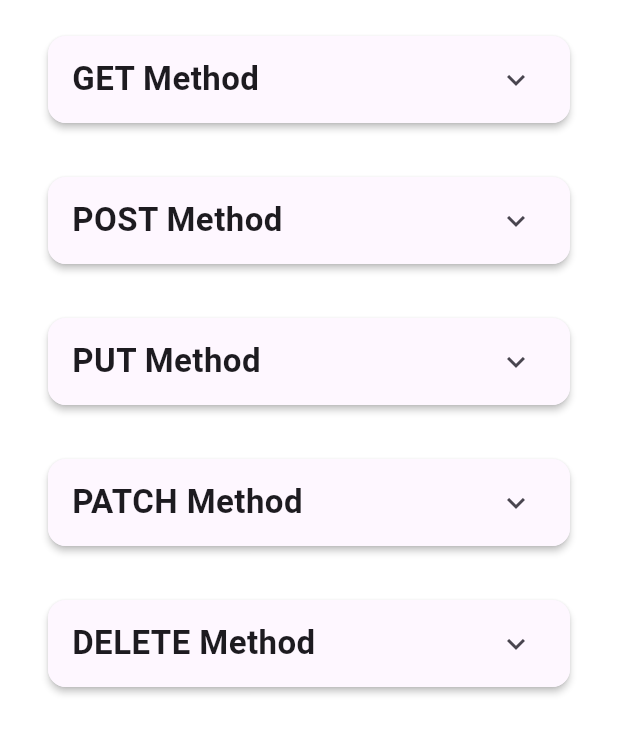
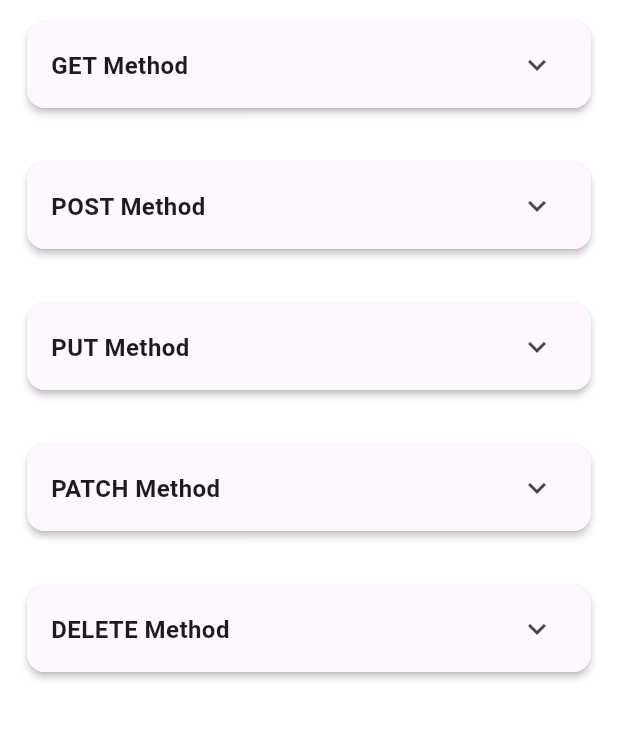
Before and after one commit to mmh-masud-03/flutter_essentials, a Flutter app: the ApiMethodsScreen screen opened by its route, on a phone screen of 412 x 824 dp, the part 84-839 px from its top. Run offline on Flutter 3.47's test engine with Material 3 defaults, Android fonts, the phone set to English and light mode, and no system bars; our stand-ins replace carousel_slider, fl_chart, flutter_highlight, flutter_riverpod; missing offline and left inert: dart_style.

Commit message:
extra padding removed

```diff
--- a/lib/screens/animations_screen.dart
+++ b/lib/screens/animations_screen.dart
@@ -268,7 +268,7 @@ class UIAnimationsScreen extends StatelessWidget {
         centerTitle: true,
       ),
       body: Padding(
-        padding: const EdgeInsets.all(16.0),
+        padding: const EdgeInsets.symmetric(horizontal: 2.0, vertical: 6.0),
         child: ListView(
           children: _buildAnimationSections(context),
         ),
--- a/lib/screens/api_integration_screen.dart
+++ b/lib/screens/api_integration_screen.dart
@@ -92,7 +92,7 @@ class ApiMethodsScreen extends StatelessWidget {
         centerTitle: true,
       ),
       body: Padding(
-        padding: const EdgeInsets.all(16.0),
+        padding: const EdgeInsets.symmetric(horizontal: 2.0, vertical: 6.0),
         child: ListView(
           children: _buildApiMethodSections(context),
         ),
--- a/lib/screens/boilerplates_screen.dart
+++ b/lib/screens/boilerplates_screen.dart
@@ -111,7 +111,7 @@ Widget _buildDrawerBoilerplate(BuildContext context) {
         centerTitle: true,
       ),
       body: Padding(
-        padding: const EdgeInsets.all(16.0),
+        padding: const EdgeInsets.symmetric(horizontal: 2.0, vertical: 6.0),
         child: ListView(
           children: _buildBoilerplateSections(context),
         ),
--- a/lib/screens/examples_screen.dart
+++ b/lib/screens/examples_screen.dart
@@ -202,7 +202,7 @@ Widget _buildFormeSection(BuildContext context) {
         centerTitle: true,
       ),
       body: Padding(
-        padding: const EdgeInsets.all(16.0),
+        padding: const EdgeInsets.symmetric(horizontal: 2.0, vertical: 6.0),
         child: ListView(
           children: _buildExampleSections(context),
         ),
--- a/lib/screens/ui_widgets_screen.dart
+++ b/lib/screens/ui_widgets_screen.dart
@@ -385,7 +385,7 @@ Widget _buildSpeedDialFabSection(BuildContext context) {
         centerTitle: true,
       ),
       body: Padding(
-        padding: const EdgeInsets.all(16.0),
+        padding: const EdgeInsets.symmetric(horizontal: 2.0, vertical: 6.0),
         child: ListView(
           children: _buildWidgetSections(context),
         ),
--- a/lib/widgets/expendable_section.dart
+++ b/lib/widgets/expendable_section.dart
@@ -50,6 +50,7 @@ class ExpandableSection {
                         theme.textTheme.titleLarge?.copyWith(
                           fontWeight: FontWeight.bold,
                           letterSpacing: 0.3,
+                          fontSize: 16,
                         ),
                   ),
                 ),
```
